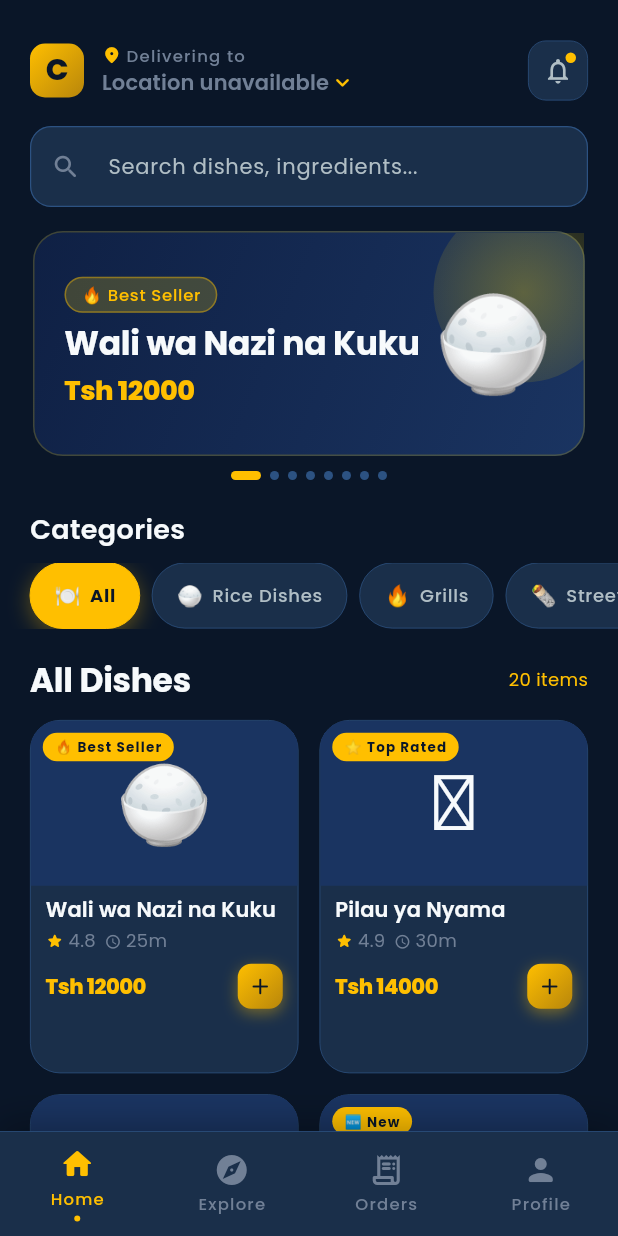
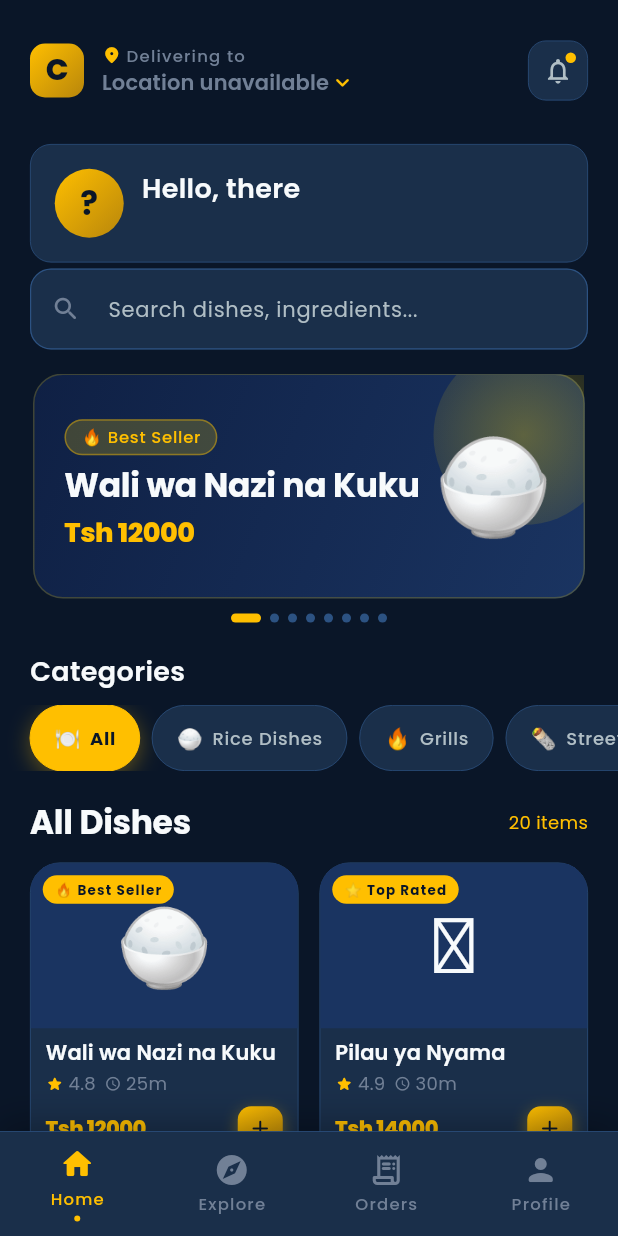
Before and after one commit to Mdsoln/chakula-chap-app, a Flutter app: the screen it shows after launch, after a tap on "Skip", on a phone screen of 412 x 824 dp. Run offline on Flutter 3.47's test engine with Material 3 defaults, Android fonts, the phone set to English and light mode, and no system bars; our stand-ins replace animate_do, connectivity_plus, dartz, dio, equatable, firebase_core and 15 more; accounts and stored records are empty.

```diff
--- a/lib/core/router/app_router.dart
+++ b/lib/core/router/app_router.dart
@@ -5,6 +5,7 @@ import 'package:flutter_secure_storage/flutter_secure_storage.dart';
 import 'package:go_router/go_router.dart';
 import 'package:injectable/injectable.dart';
 
+import '../../features/auth/domain/entities/user_entity.dart';
 import '../../features/auth/presentation/pages/registration_page.dart';
 import '../../features/cart/presentation/pages/cart_page.dart';
 import '../../features/checkout/presentation/pages/checkout_page.dart';
@@ -205,7 +206,7 @@ class AppRouter {
         name: 'home',
         pageBuilder: (ctx, state) => _buildFadeTransition(
           state,
-          const HomePage(),
+          HomePage(user: state.extra as UserEntity?),
         ),
       ),
       GoRoute(
--- a/lib/features/home/presentation/pages/home_page.dart
+++ b/lib/features/home/presentation/pages/home_page.dart
@@ -9,6 +9,7 @@ import '../../../../core/di/injection.dart';
 import '../../../../core/theme/app_colors.dart';
 import '../../../../core/theme/app_text_styles.dart';
 import '../../../../core/theme/app_theme.dart';
+import '../../../auth/domain/entities/user_entity.dart';
 import '../../../auth/presentation/block/registration_bloc.dart';
 import '../../../cart/presentation/bloc/cart_bloc.dart';
 import '../../../menu/domain/entities/menu_item_entity.dart';
@@ -19,7 +20,8 @@ import '../widgets/category_chip.dart';
 import '../widgets/featured_banner.dart';
 
 class HomePage extends StatelessWidget {
-  const HomePage({super.key});
+  final UserEntity? user;
+  const HomePage({super.key, this.user});
 
   @override
   Widget build(BuildContext context) {
@@ -32,13 +34,15 @@ class HomePage extends StatelessWidget {
           create: (_) => getIt<RegistrationBloc>()..add(FetchLocationEvent())
         ),
       ],
-      child: const _HomeView(),
+      child: _HomeView(user: user),
     );
   }
 }
 
 class _HomeView extends StatefulWidget {
-  const _HomeView();
+  final UserEntity? user;
+  const _HomeView({this.user});
+
   @override
   State<_HomeView> createState() => _HomeViewState();
 }
@@ -80,6 +84,7 @@ class _HomeViewState extends State<_HomeView> {
             controller: _scrollController,
             slivers: [
               _appBar(),
+              _greetingBanner(),
               _searchBar(),
               _featuredBanner(),
               _categoryRow(),
@@ -206,6 +211,71 @@ class _HomeViewState extends State<_HomeView> {
       ),
     ),
   );
+
+  SliverToBoxAdapter _greetingBanner() {
+    final firstName = widget.user?.name?.split(' ').first ?? 'there';
+    final phone = widget.user?.phone ?? '';
+    final email = widget.user?.email;
+
+    return SliverToBoxAdapter(
+      child: Padding(
+        padding: const EdgeInsets.fromLTRB(20, 16, 20, 0),
+        child: Container(
+          padding: const EdgeInsets.all(16),
+          decoration: BoxDecoration(
+            color: AppColors.surfaceCard,
+            borderRadius: BorderRadius.circular(AppDimensions.radiusMd),
+            border: Border.all(color: AppColors.navyAccent, width: 0.5),
+          ),
+          child: Row(
+            children: [
+              Container(
+                width: 46,
+                height: 46,
+                decoration: const BoxDecoration(
+                  gradient: AppColors.goldGradient,
+                  shape: BoxShape.circle,
+                ),
+                child: Center(
+                  child: Text(
+                    (widget.user?.name?.isNotEmpty == true)
+                        ? widget.user!.name![0].toUpperCase()
+                        : '?',
+                    style: AppTextStyles.h2.copyWith(color: AppColors.navyDeep),
+                  ),
+                ),
+              ),
+              const SizedBox(width: 12),
+              Expanded(
+                child: Column(
+                  crossAxisAlignment: CrossAxisAlignment.start,
+                  children: [
+                    Text(
+                      'Hello, $firstName',
+                      style: AppTextStyles.h3,
+                    ),
+                    const SizedBox(height: 2),
+                    Text(
+                      phone,
+                      style: AppTextStyles.bodySmall.copyWith(color: AppColors.textSecondary),
+                    ),
+                    if (email != null) ...[
+                      const SizedBox(height: 1),
+                      Text(
+                        email,
+                        style: AppTextStyles.bodySmall.copyWith(color: AppColors.textMuted),
+                        overflow: TextOverflow.ellipsis,
+                      ),
+                    ],
+                  ],
+                ),
+              ),
+            ],
+          ),
+        ),
+      ),
+    );
+  }
 
   SliverToBoxAdapter _searchBar() => SliverToBoxAdapter(
     child: Padding(
@@ -460,7 +530,11 @@ class _HomeViewState extends State<_HomeView> {
           _NavItem(icon: Icons.home_rounded, label: 'Home', isActive: true, onTap: () {}),
           _NavItem(icon: Icons.explore_rounded, label: 'Explore', onTap: () {}),
           _NavItem(icon: Icons.receipt_long_rounded, label: 'Orders', onTap: () {}),
-          _NavItem(icon: Icons.person_rounded, label: 'Profile', onTap: () {}),
+          _NavItem(
+              icon: Icons.person_rounded,
+              label: 'Profile',
+              onTap: () => context.push(AppRoutes.profile, extra: widget.user)
+          ),
         ],
       ),
     ),
```
